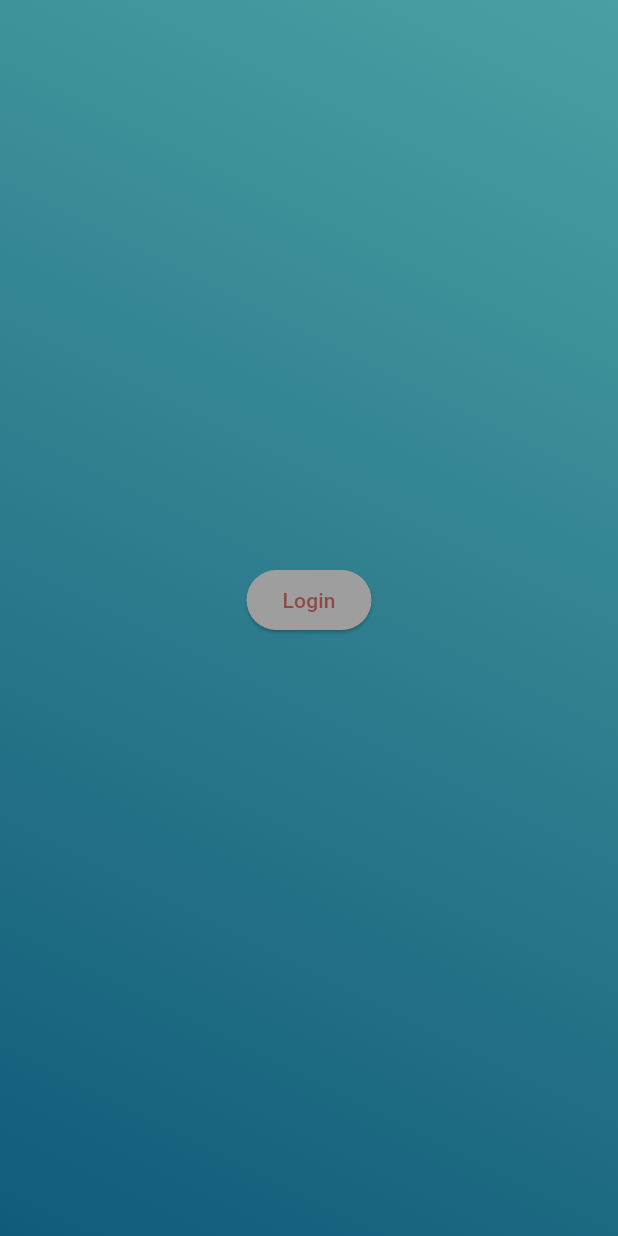
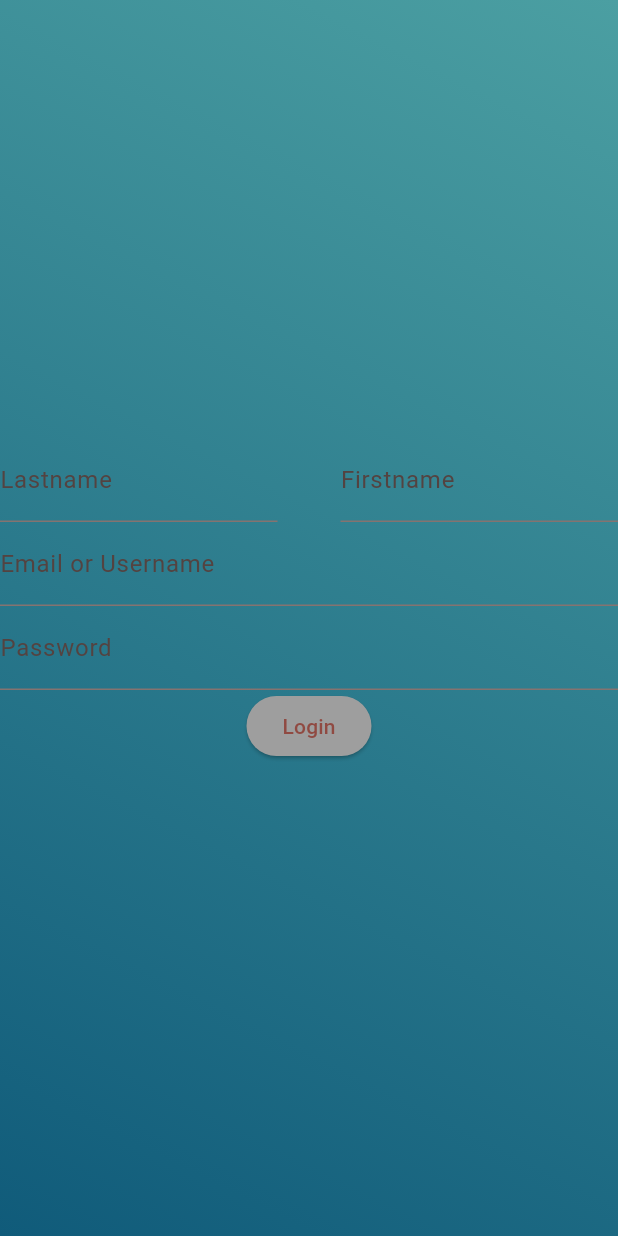
Before and after one commit to FischingSensei/mobile_app, a Flutter app: the screen it shows after launch, after a tap on "Login", after a tap on "Register", on a phone screen of 412 x 824 dp. Run offline on Flutter 3.47's test engine with Material 3 defaults, Android fonts, the phone set to English and light mode, and no system bars.

Commit message:
[ADD] swap form depending on button pressed

```diff
--- a/lib/login/screens/base_login_screen.dart
+++ b/lib/login/screens/base_login_screen.dart
@@ -1,5 +1,7 @@
 import 'package:fishing_sensei/login/widgets/background_animation_wave_widget.dart';
 import 'package:fishing_sensei/login/widgets/login_button_widget.dart';
+import 'package:fishing_sensei/login/widgets/login_form_widget.dart';
+import 'package:fishing_sensei/login/widgets/register_form_widget.dart';
 import 'package:fishing_sensei/widgets/gradient_background.dart';
 import 'package:flutter/material.dart';
 
@@ -41,6 +43,8 @@ class _LoginScreenState extends State<LoginScreen> {
             mainAxisAlignment: MainAxisAlignment.center,
             children: [
               //const BackgroundAnimation() [TODO] Sinwave animation,
+              if (_showLoginForm) const LoginForm(),
+              if (_showRegisterForm) const RegisterForm(),
               if (!_showLoginForm) ...[
                 LoginButton(
                   onPressed: _login,
@@ -55,8 +59,8 @@ class _LoginScreenState extends State<LoginScreen> {
                   onPressed: _register,
                   child: const Text("Register")
                 )
-              ]
-            ],
+              ],
+            ]
           ),
       )
     );
--- a/lib/login/widgets/login_form_widget.dart
+++ b/lib/login/widgets/login_form_widget.dart
@@ -22,5 +22,4 @@ class LoginForm extends StatelessWidget {
       ],
     );
   }
-
 }
--- /dev/null
+++ b/lib/login/widgets/register_form_widget.dart
@@ -0,0 +1,47 @@
+import 'package:flutter/material.dart';
+
+class RegisterForm extends StatelessWidget {
+
+  const RegisterForm({super.key});
+
+
+  @override
+  Widget build(BuildContext context) {
+    return const Column(
+      children: [
+        Row(
+          children: [
+            Expanded(
+              child: TextField(
+                decoration: InputDecoration(
+                    labelText: "Lastname"
+                ),
+              ),
+            ),
+            SizedBox(
+              width: 42,
+            ),
+            Expanded(
+              child: TextField(
+                decoration: InputDecoration(
+                    labelText: "Firstname"
+                ),
+              ),
+            )
+          ],
+        ),
+        TextField(
+          decoration: InputDecoration(
+              labelText: "Email or Username"
+          ),
+        ),
+        TextField(
+          decoration: InputDecoration(
+            labelText: "Password",
+          ),
+          obscureText: true,
+        )
+      ],
+    );
+  }
+}
```
